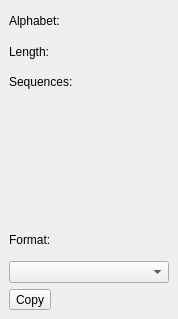
violethaze74/ugene, file src/corelibs/U2View/src/ov_msa/General/GeneralTabOptionsPanelWidget.ui: the form before one commit.
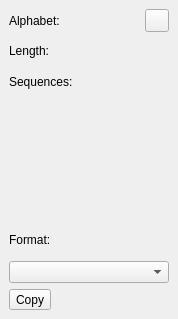
The form after the commit. Icons and pictures are not drawn. Custom widgets are drawn as their Qt base class.

Commit message: UGENE-6903. Add Convert RNA -- DNA functionality to the MSA Options Panel

Patch:
```diff
--- a/src/corelibs/U2View/src/ov_msa/General/GeneralTabOptionsPanelWidget.ui
+++ b/src/corelibs/U2View/src/ov_msa/General/GeneralTabOptionsPanelWidget.ui
@@ -31,9 +31,9 @@
    </property>
    <item>
     <widget class="QWidget" name="alignmentInfoWidget" native="true">
-     <layout class="QGridLayout" name="gridLayout">
-      <item row="0" column="1">
-       <widget class="QLabel" name="alignmentAlphabet">
+     <layout class="QGridLayout" name="alignmentInfoWidgetLayout">
+      <item row="1" column="1">
+       <widget class="QLabel" name="alignmentLength">
         <property name="sizePolicy">
          <sizepolicy hsizetype="Expanding" vsizetype="Preferred">
           <horstretch>0</horstretch>
@@ -61,22 +61,6 @@
         </property>
        </widget>
       </item>
-      <item row="2" column="1">
-       <widget class="QLabel" name="alignmentHeight">
-        <property name="sizePolicy">
-         <sizepolicy hsizetype="Expanding" vsizetype="Preferred">
-          <horstretch>0</horstretch>
-          <verstretch>0</verstretch>
-         </sizepolicy>
-        </property>
-        <property name="text">
-         <string/>
-        </property>
-        <property name="alignment">
-         <set>Qt::AlignLeading|Qt::AlignLeft|Qt::AlignVCenter</set>
-        </property>
-       </widget>
-      </item>
       <item row="0" column="0">
        <widget class="QLabel" name="alignmentAlphabetLabel">
         <property name="sizePolicy">
@@ -90,8 +74,24 @@
         </property>
        </widget>
       </item>
-      <item row="1" column="1">
-       <widget class="QLabel" name="alignmentLength">
+      <item row="2" column="1">
+       <widget class="QLabel" name="alignmentHeight">
+        <property name="sizePolicy">
+         <sizepolicy hsizetype="Expanding" vsizetype="Preferred">
+          <horstretch>0</horstretch>
+          <verstretch>0</verstretch>
+         </sizepolicy>
+        </property>
+        <property name="text">
+         <string/>
+        </property>
+        <property name="alignment">
+         <set>Qt::AlignLeading|Qt::AlignLeft|Qt::AlignVCenter</set>
+        </property>
+       </widget>
+      </item>
+      <item row="0" column="1">
+       <widget class="QLabel" name="alignmentAlphabet">
         <property name="sizePolicy">
          <sizepolicy hsizetype="Expanding" vsizetype="Preferred">
           <horstretch>0</horstretch>
@@ -122,6 +122,23 @@
         </property>
        </widget>
       </item>
+      <item row="0" column="2">
+       <widget class="QToolButton" name="convertAlphabetButton">
+        <property name="toolTip">
+         <string/>
+        </property>
+        <property name="text">
+         <string/>
+        </property>
+        <property name="icon">
+         <iconset resource="../../../../U2Gui/U2Gui.qrc">
+          <normaloff>:/core/images/goto.png</normaloff>:/core/images/goto.png</iconset>
+        </property>
+        <property name="toolButtonStyle">
+         <enum>Qt::ToolButtonTextBesideIcon</enum>
+        </property>
+       </widget>
+      </item>
      </layout>
     </widget>
    </item>
```
Left out of the diff: 4 changed lines with no effect on the pictures. The commit also changes 7 other files.
